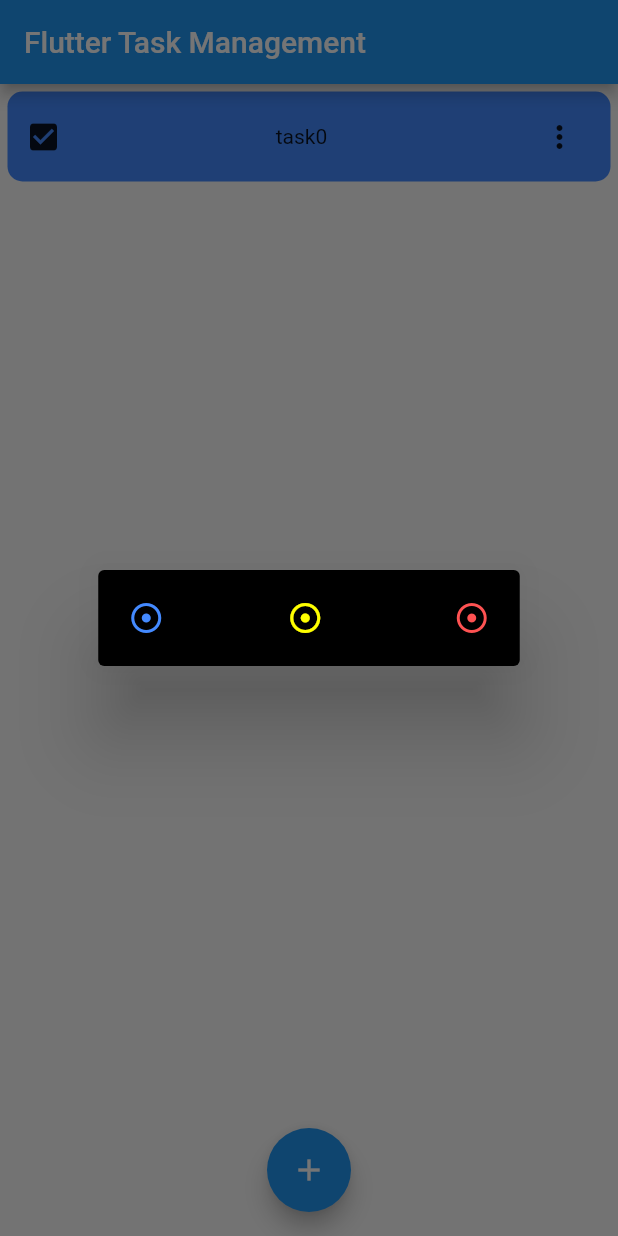
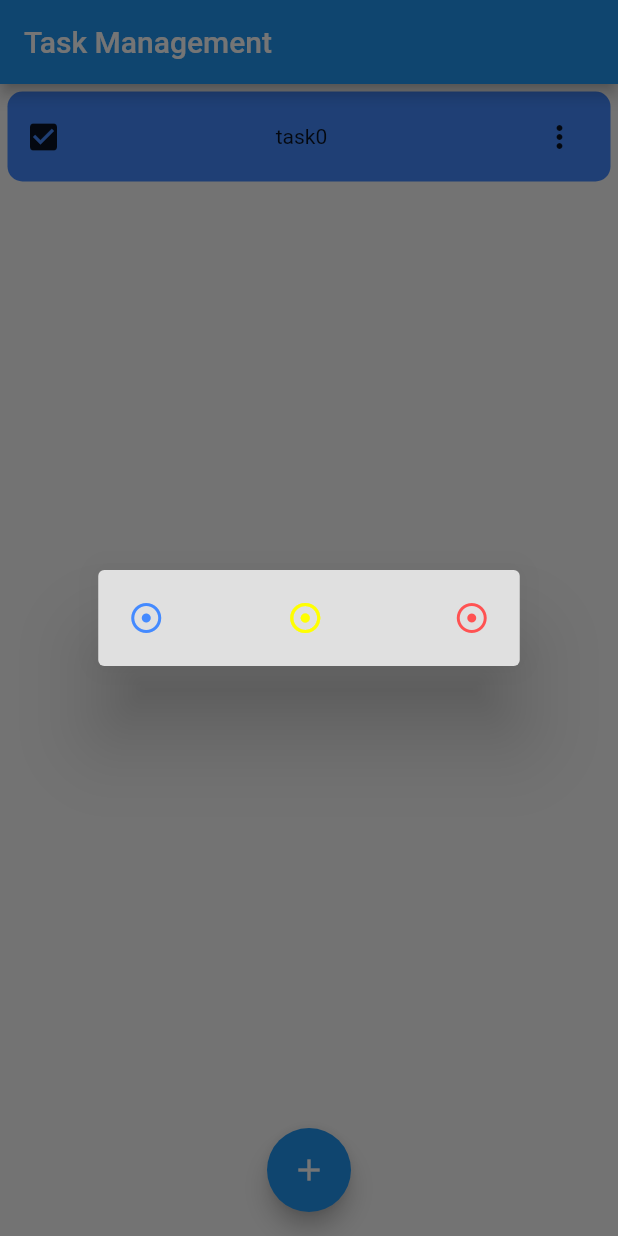
Before and after one commit to kaitokikuchicode/Task_Management_App, a Flutter app: the screen it shows after launch, after a tap on the "add" icon, after a tap on the "check box outline blank" icon, after a tap on the "more vert" icon, on a phone screen of 412 x 824 dp. Run offline on Flutter 3.47's test engine with Material 2 defaults, Android fonts, the phone set to English and light mode, and no system bars.

Commit message:
some modified

```diff
--- a/lib/main.dart
+++ b/lib/main.dart
@@ -1,13 +1,15 @@
 import 'package:flutter/material.dart';
-import 'dart:async';
+
+import './task.dart';
 
 List<Task> tasks = [];
-/*
-List<bool> pressed = [];
-List<double> importance = [];
-List<Color> colors = [];
+
+Map<int, bool> taskPressed = {};
+Map<int, double> taskImportance = {};
+Map<int, Color> taskColors = {};
+Map<int, String> taskName = {};
+Map<int, int> taskIndex = {};
 List<String> keys = [];
-*/
 
 void main() => runApp(
       MaterialApp(debugShowCheckedModeBanner: false, home: AllTasksPage()),
@@ -25,7 +27,7 @@ class _AllTasksPageState extends State<AllTasksPage> {
   Widget build(BuildContext context) {
     return Scaffold(
       appBar: AppBar(
-        title: Text('Flutter Task Management'),
+        title: Text('Task Management'),
       ),
       body: Center(
         child: Container(
@@ -67,129 +69,11 @@ class _AllTasksPageState extends State<AllTasksPage> {
       tasks.add(Task(
         i: i,
       ));
+      taskPressed[i] = false;
+      taskImportance[i] = 1;
+      taskColors[i] = Colors.blueAccent;
+      taskName[i] = 'task$i';
       i++;
     });
   }
 }
-
-class Task extends StatefulWidget {
-  const Task({int i, Key key})
-      : i = i,
-        super(key: key);
-  final int i;
-
-  _TaskState createState() => _TaskState();
-}
-
-class _TaskState extends State<Task> {
-  Color _taskColor = Colors.blueAccent;
-  bool _checked = false;
-  double _importance = 1;
-
-  void _toggleChecked() {
-    setState(() {
-      if (_checked) {
-        _checked = false;
-      } else {
-        _checked = true;
-      }
-    });
-  }
-
-  Future<Null> _displaySizeChangeDialog() {
-    return showDialog<Null>(
-        context: context,
-        barrierDismissible: true,
-        builder: (BuildContext context) {
-          return AlertDialog(
-            backgroundColor: Colors.black,
-            actions: <Widget>[
-              Container(
-                padding: EdgeInsets.only(right: 50),
-                child: IconButton(
-                  icon: Icon(Icons.adjust),
-                  color: Colors.blueAccent,
-                  onPressed: () {
-                    setState(() {
-                      _taskColor = Colors.blueAccent;
-                      _importance = 1;
-                      Navigator.of(context).pop();
-                    });
-                  },
-                ),
-              ),
-              Container(
-                padding: EdgeInsets.only(right: 55),
-                child: IconButton(
-                  icon: Icon(Icons.adjust),
-                  color: Colors.yellowAccent,
-                  onPressed: () {
-                    setState(() {
-                      _taskColor = Colors.yellowAccent;
-                      _importance = 1.5;
-                      Navigator.of(context).pop();
-                    });
-                  },
-                ),
-              ),
-              Container(
-                child: IconButton(
-                  icon: Icon(Icons.adjust),
-                  color: Colors.redAccent,
-                  onPressed: () {
-                    setState(() {
-                      _taskColor = Colors.redAccent;
-                      _importance = 2;
-                      Navigator.of(context).pop();
-                    });
-                  },
-                ),
-              ),
-            ],
-          );
-        });
-  }
-
-  @override
-  Widget build(BuildContext context) {
-    return Container(
-      decoration: BoxDecoration(
-        borderRadius: BorderRadius.circular(10),
-        color: _taskColor,
-      ),
-      margin: EdgeInsets.all(5),
-      height: 60 * _importance,
-      child: Row(
-        mainAxisAlignment: MainAxisAlignment.center,
-        children: <Widget>[
-          Container(
-            //padding: EdgeInsets.only(left: 150),
-            child: IconButton(
-              onPressed: _toggleChecked,
-              icon: _checked
-                  ? Icon(Icons.check_box)
-                  : Icon(Icons.check_box_outline_blank),
-            ),
-          ),
-          Expanded(
-            child: InkWell(
-              onLongPress: null,
-              child: Container(
-                child: Center(
-                  child: Text('task${widget.i}'),
-                ),
-              ),
-            ),
-          ),
-          Container(
-            padding: EdgeInsets.only(right: 10),
-            child: IconButton(
-              icon: Icon(Icons.more_vert),
-              onPressed: _displaySizeChangeDialog,
-            ),
-          ),
-        ],
-      ),
-    );
-  }
-}
--- /dev/null
+++ b/lib/task.dart
@@ -0,0 +1,140 @@
+import 'package:flutter/material.dart';
+import 'dart:async';
+import './main.dart';
+
+class Task extends StatefulWidget {
+  const Task({int i, Key key})
+      : i = i,
+        super(key: key);
+  final int i;
+
+  _TaskState createState() => _TaskState();
+}
+
+class _TaskState extends State<Task> {
+  void _toggleChecked() {
+    setState(() {
+      if (taskPressed[widget.i]) {
+        taskPressed[widget.i] = false;
+      } else {
+        taskPressed[widget.i] = true;
+      }
+    });
+  }
+
+  Future<Null> _changeTaskName() {
+    return showDialog<Null>(
+        context: context,
+        barrierDismissible: true,
+        builder: (BuildContext context) {
+          return AlertDialog(
+            backgroundColor: Colors.white,
+            content: TextField(
+              autofocus: true,
+              decoration: new InputDecoration(labelText: 'Task Name'),
+              onChanged: (value) {
+                setState(() {
+                  taskName[widget.i] = value;
+                });
+              },
+            ),
+          );
+        });
+  }
+
+  Future<Null> _displaySizeChangeDialog() {
+    return showDialog<Null>(
+        context: context,
+        barrierDismissible: true,
+        builder: (BuildContext context) {
+          return AlertDialog(
+            backgroundColor: Colors.grey[300],
+            actions: <Widget>[
+              Container(
+                padding: EdgeInsets.only(right: 50),
+                child: IconButton(
+                  icon: Icon(Icons.adjust),
+                  color: Colors.blueAccent,
+                  onPressed: () {
+                    setState(() {
+                      taskColors[widget.i] = Colors.blueAccent;
+                      taskImportance[widget.i] = 1;
+                      Navigator.of(context).pop();
+                    });
+                  },
+                ),
+              ),
+              Container(
+                padding: EdgeInsets.only(right: 55),
+                child: IconButton(
+                  icon: Icon(Icons.adjust),
+                  color: Colors.yellowAccent,
+                  onPressed: () {
+                    setState(() {
+                      taskColors[widget.i] = Colors.yellowAccent;
+                      taskImportance[widget.i] = 1.5;
+                      Navigator.of(context).pop();
+                    });
+                  },
+                ),
+              ),
+              Container(
+                child: IconButton(
+                  icon: Icon(Icons.adjust),
+                  color: Colors.redAccent,
+                  onPressed: () {
+                    setState(() {
+                      taskColors[widget.i] = Colors.redAccent;
+                      taskImportance[widget.i] = 2;
+                      Navigator.of(context).pop();
+                    });
+                  },
+                ),
+              ),
+            ],
+          );
+        });
+  }
+
+  @override
+  Widget build(BuildContext context) {
+    return Container(
+      decoration: BoxDecoration(
+        borderRadius: BorderRadius.circular(10),
+        color: taskColors[widget.i],
+      ),
+      margin: EdgeInsets.all(5),
+      height: 60 * taskImportance[widget.i],
+      child: Row(
+        mainAxisAlignment: MainAxisAlignment.center,
+        children: <Widget>[
+          Container(
+            child: IconButton(
+              onPressed: _toggleChecked,
+              icon: taskPressed[widget.i]
+                  ? Icon(Icons.check_box)
+                  : Icon(Icons.check_box_outline_blank),
+            ),
+          ),
+          Expanded(
+            child: GestureDetector(
+              onTap: _changeTaskName,
+              child: Container(
+                child: Center(
+                  child: Text(taskName[widget.i]),
+                ),
+              ),
+            ),
+          ),
+          Container(
+            padding: EdgeInsets.only(right: 10),
+            child: IconButton(
+              icon: Icon(Icons.more_vert),
+              onPressed: _displaySizeChangeDialog,
+            ),
+          ),
+        ],
+      ),
+    );
+  }
+}
```
